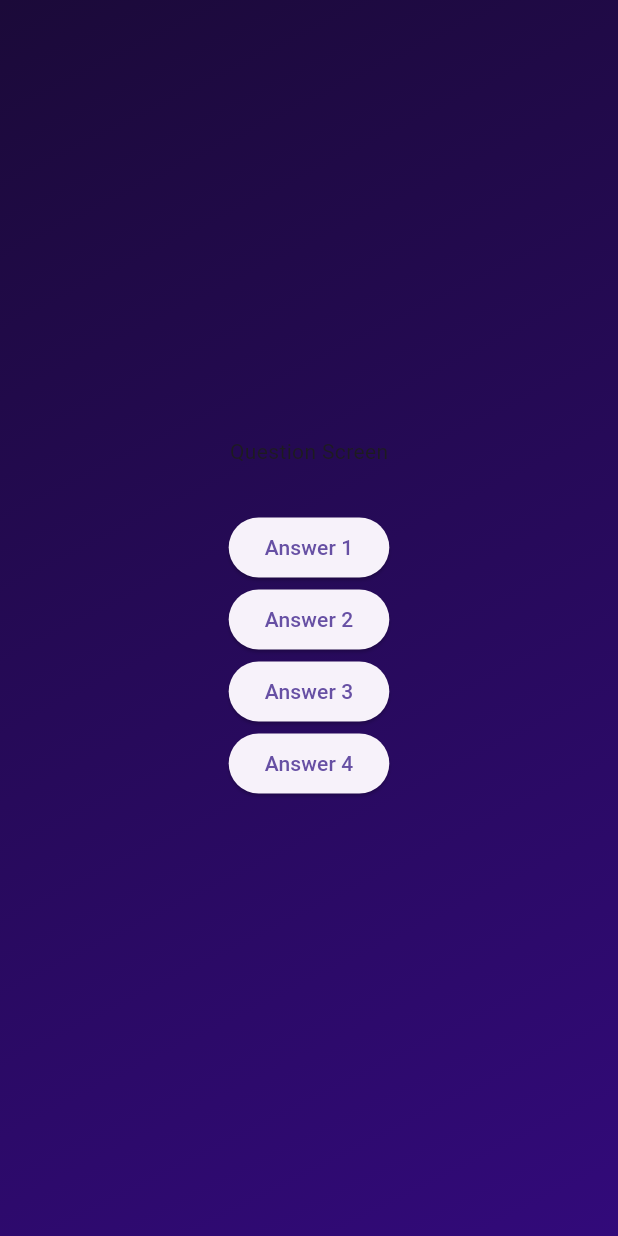
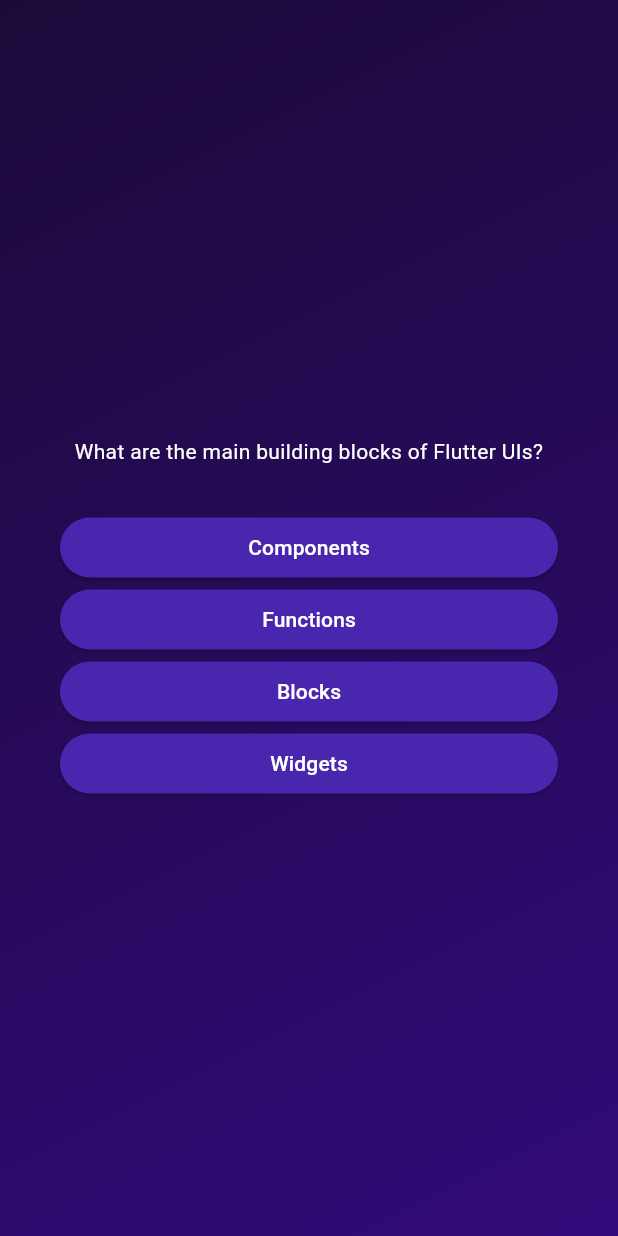
Before and after one commit to paintennn/Quiz_app, a Flutter app: the screen it shows after launch, after a tap on "Start Quiz", on a phone screen of 412 x 824 dp. Run offline on Flutter 3.47's test engine with Material 3 defaults, Android fonts, the phone set to English and light mode, and no system bars.

Commit message:
upgrade question 31/07

```diff
--- /dev/null
+++ b/lib/answer_button.dart
@@ -0,0 +1,27 @@
+import 'package:flutter/material.dart';
+
+class AnswerButton extends StatelessWidget {
+  const AnswerButton(
+      {super.key, required this.answerText, required this.onTap});
+  final String answerText;
+  final void Function() onTap;
+
+  @override
+  Widget build(BuildContext context) {
+    return ElevatedButton(
+      onPressed: () {},
+      style: ElevatedButton.styleFrom(
+        padding: const EdgeInsets.symmetric(
+          vertical: 10,
+          horizontal: 40,
+        ),
+        backgroundColor: const Color.fromARGB(255, 72, 38, 174),
+        foregroundColor: Colors.white,
+        shape: RoundedRectangleBorder(
+          borderRadius: BorderRadius.circular(40),
+        ),
+      ),
+      child: Text(answerText),
+    );
+  }
+}
--- a/lib/models/quiz_question.dart
+++ b/lib/models/quiz_question.dart
@@ -3,4 +3,10 @@ class QuizQuestion {
 
   final String text;
   final List<String> answers;
+  List<String> getShuffledAnswers(){
+    final shuffledList = List.of(answers);
+    shuffledList.shuffle();
+    return shuffledList;
+  }
+
 }
--- a/lib/question_screen.dart
+++ b/lib/question_screen.dart
@@ -1,4 +1,6 @@
+import 'package:adv_basics/answer_button.dart';
 import 'package:flutter/material.dart';
+import 'package:adv_basics/data/questions.dart';
 
 class QuestionScreen extends StatefulWidget {
   const QuestionScreen({super.key});
@@ -12,18 +14,28 @@ class QuestionScreen extends StatefulWidget {
 class _QuestionScreenState extends State<QuestionScreen> {
   @override
   Widget build(BuildContext context) {
+    final currentQuestion = questions[0];
+
     return SizedBox(
       width: double.infinity,
-      child: Column(
-        mainAxisAlignment: MainAxisAlignment.center,
-        children: [
-          const Text('Question Screen'),
-          const SizedBox(height: 30),
-          ElevatedButton(onPressed: () {}, child: const Text('Answer 1')),
-          ElevatedButton(onPressed: () {}, child: const Text('Answer 2')),
-          ElevatedButton(onPressed: () {}, child: const Text('Answer 3')),
-          ElevatedButton(onPressed: () {}, child: const Text('Answer 4')),
-        ],
+      child: Container(
+        margin: const EdgeInsets.all(40),
+        child: Column(
+          mainAxisAlignment: MainAxisAlignment.center,
+          crossAxisAlignment: CrossAxisAlignment.stretch,
+          children: [
+            Text(
+              currentQuestion.text,
+              style: const TextStyle(color: Colors.white),
+              textAlign: TextAlign.center,
+            ),
+
+            const SizedBox(height: 30),
+            ...currentQuestion.getShuffledAnswers().map((answer) {
+              return AnswerButton(answerText: answer, onTap: () {});
+            }),
+          ],
+        ),
       ),
     );
   }
```
